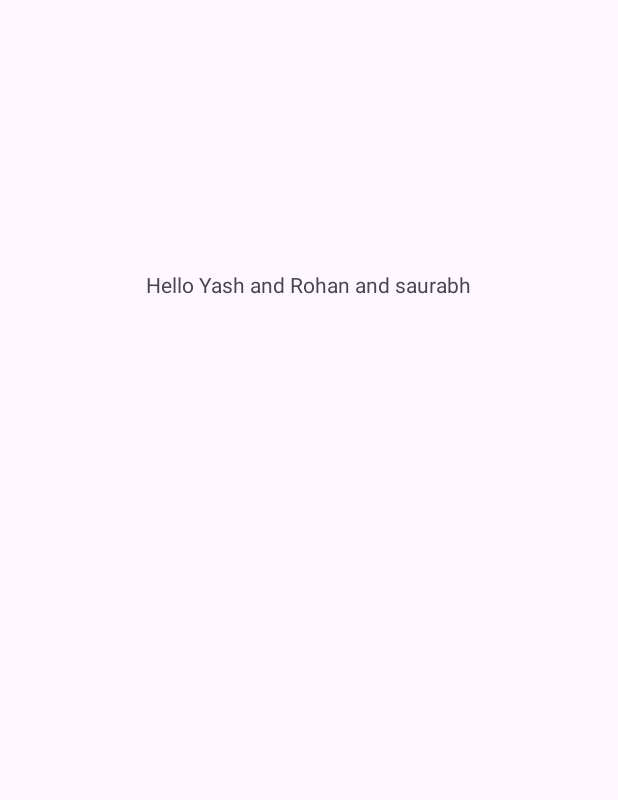
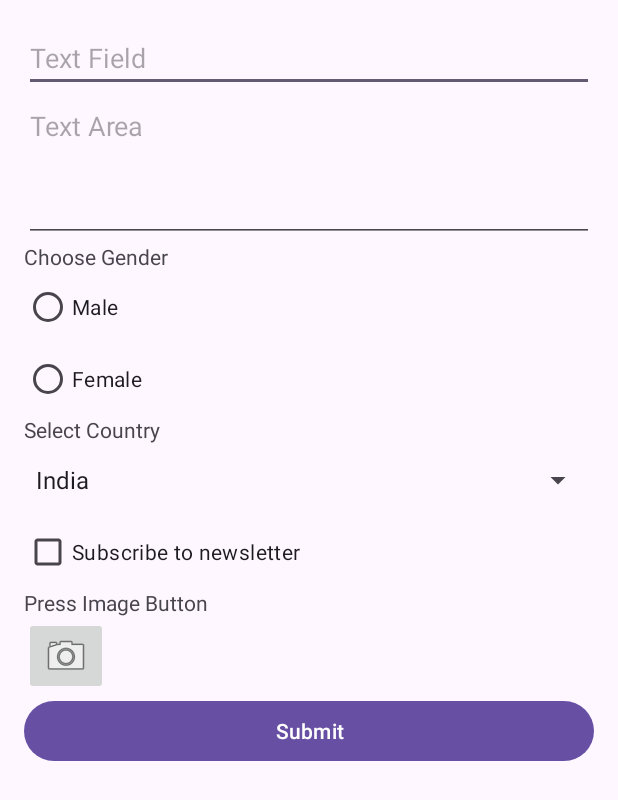
Before and after one commit to saurabh-gawade-29/MyFirstApplication, an Android app: the screen it shows after launch (MainActivity), on a phone screen of 412 x 824 dp. Shown: the top 800 px of the screen. Run offline under Robolectric (Android 15) with nearby library versions, the phone set to English and light mode, and no system bars.

Commit message:
form created

```diff
--- a/app/src/main/java/com/example/myfirstapplication/MainActivity.java
+++ b/app/src/main/java/com/example/myfirstapplication/MainActivity.java
@@ -1,24 +1,73 @@
 package com.example.myfirstapplication;
 
 import android.os.Bundle;
-
-import androidx.activity.EdgeToEdge;
+import android.view.View;
+import android.widget.*;
+import android.app.AlertDialog;
 import androidx.appcompat.app.AppCompatActivity;
-import androidx.core.graphics.Insets;
-import androidx.core.view.ViewCompat;
-import androidx.core.view.WindowInsetsCompat;
 
 public class MainActivity extends AppCompatActivity {
+
+    EditText editTextField, editTextArea;
+    RadioGroup radioGroup;
+    Spinner spinnerCountry;
+    CheckBox checkSubscribe;
+    ImageButton imageButton;
+    Button buttonSubmit;
+    String selectedImageButton = "Not pressed";
 
     @Override
     protected void onCreate(Bundle savedInstanceState) {
         super.onCreate(savedInstanceState);
-        EdgeToEdge.enable(this);
         setContentView(R.layout.activity_main);
-        ViewCompat.setOnApplyWindowInsetsListener(findViewById(R.id.main), (v, insets) -> {
-            Insets systemBars = insets.getInsets(WindowInsetsCompat.Type.systemBars());
-            v.setPadding(systemBars.left, systemBars.top, systemBars.right, systemBars.bottom);
-            return insets;
+
+        editTextField = findViewById(R.id.editTextField);
+        editTextArea = findViewById(R.id.editTextArea);
+        radioGroup = findViewById(R.id.radioGroup);
+        spinnerCountry = findViewById(R.id.spinnerCountry);
+        checkSubscribe = findViewById(R.id.checkSubscribe);
+        imageButton = findViewById(R.id.imageButton);
+        buttonSubmit = findViewById(R.id.buttonSubmit);
+
+        String[] countries = {"India", "USA", "UK"};
+        ArrayAdapter<String> adapter = new ArrayAdapter<>(this,
+                android.R.layout.simple_spinner_dropdown_item, countries);
+        spinnerCountry.setAdapter(adapter);
+
+        imageButton.setOnClickListener(new View.OnClickListener() {
+            @Override
+            public void onClick(View v) {
+                selectedImageButton = "Camera Image Button was pressed";
+                Toast.makeText(MainActivity.this, "ImageButton pressed", Toast.LENGTH_SHORT).show();
+            }
+        });
+
+        buttonSubmit.setOnClickListener(new View.OnClickListener() {
+            @Override
+            public void onClick(View view) {
+                String textField = editTextField.getText().toString();
+                String textArea = editTextArea.getText().toString();
+
+                int selectedRadioId = radioGroup.getCheckedRadioButtonId();
+                RadioButton selectedRadioButton = findViewById(selectedRadioId);
+                String gender = selectedRadioButton != null ? selectedRadioButton.getText().toString() : "None";
+
+                String country = spinnerCountry.getSelectedItem().toString();
+                String subscribe = checkSubscribe.isChecked() ? "Yes" : "No";
+
+                String message = "Text Field: " + textField +
+                        "\nText Area: " + textArea +
+                        "\nGender: " + gender +
+                        "\nCountry: " + country +
+                        "\nSubscribed: " + subscribe +
+                        "\nImageButton status: " + selectedImageButton;
+
+                new AlertDialog.Builder(MainActivity.this)
+                        .setTitle("Form Details")
+                        .setMessage(message)
+                        .setPositiveButton("OK", null)
+                        .show();
+            }
         });
     }
 }
--- a/app/src/main/res/layout/activity_main.xml
+++ b/app/src/main/res/layout/activity_main.xml
@@ -1,21 +1,86 @@
 <?xml version="1.0" encoding="utf-8"?>
-<androidx.constraintlayout.widget.ConstraintLayout xmlns:android="http://schemas.android.com/apk/res/android"
-    xmlns:app="http://schemas.android.com/apk/res-auto"
-    xmlns:tools="http://schemas.android.com/tools"
-    android:id="@+id/main"
+<ScrollView
+    xmlns:android="http://schemas.android.com/apk/res/android"
     android:layout_width="match_parent"
-    android:layout_height="match_parent"
-    tools:context=".MainActivity">
+    android:layout_height="match_parent">
+    <LinearLayout
+        android:layout_width="match_parent"
+        android:layout_height="wrap_content"
+        android:orientation="vertical"
+        android:padding="16dp">
 
-    <TextView
-        android:layout_width="wrap_content"
-        android:layout_height="wrap_content"
-        android:text="Hello Yash and Rohan and saurabh"
-        app:layout_constraintBottom_toBottomOf="parent"
-        app:layout_constraintEnd_toEndOf="parent"
-        app:layout_constraintHorizontal_bias="0.497"
-        app:layout_constraintStart_toStartOf="parent"
-        app:layout_constraintTop_toTopOf="parent"
-        app:layout_constraintVertical_bias="0.224" />
+        <!-- TextField (Single-line EditText) -->
+        <EditText
+            android:id="@+id/editTextField"
+            android:layout_width="match_parent"
+            android:layout_height="wrap_content"
+            android:hint="Text Field"/>
 
-</androidx.constraintlayout.widget.ConstraintLayout>
+        <!-- TextArea (Multi-line EditText) -->
+        <EditText
+            android:id="@+id/editTextArea"
+            android:layout_width="match_parent"
+            android:layout_height="100dp"
+            android:hint="Text Area"
+            android:gravity="top"
+            android:inputType="textMultiLine"
+            android:lines="4"/>
+
+        <!-- RadioGroup (Radio Buttons) -->
+        <TextView
+            android:layout_width="wrap_content"
+            android:layout_height="wrap_content"
+            android:text="Choose Gender"/>
+        <RadioGroup
+            android:id="@+id/radioGroup"
+            android:layout_width="wrap_content"
+            android:layout_height="wrap_content">
+            <RadioButton
+                android:id="@+id/radioMale"
+                android:layout_width="wrap_content"
+                android:layout_height="wrap_content"
+                android:text="Male"/>
+            <RadioButton
+                android:id="@+id/radioFemale"
+                android:layout_width="wrap_content"
+                android:layout_height="wrap_content"
+                android:text="Female"/>
+        </RadioGroup>
+
+        <!-- Select Input (Spinner) -->
+        <TextView
+            android:layout_width="wrap_content"
+            android:layout_height="wrap_content"
+            android:text="Select Country"/>
+        <Spinner
+            android:id="@+id/spinnerCountry"
+            android:layout_width="match_parent"
+            android:layout_height="wrap_content"/>
+
+        <!-- Checkbox -->
+        <CheckBox
+            android:id="@+id/checkSubscribe"
+            android:layout_width="wrap_content"
+            android:layout_height="wrap_content"
+            android:text="Subscribe to newsletter"/>
+
+        <!-- ImageButton -->
+        <TextView
+            android:layout_width="wrap_content"
+            android:layout_height="wrap_content"
+            android:text="Press Image Button"/>
+        <ImageButton
+            android:id="@+id/imageButton"
+            android:layout_width="wrap_content"
+            android:layout_height="wrap_content"
+            android:src="@android:drawable/ic_menu_camera"
+            android:contentDescription="Camera"/>
+
+        <!-- Button -->
+        <Button
+            android:id="@+id/buttonSubmit"
+            android:layout_width="match_parent"
+            android:layout_height="wrap_content"
+            android:text="Submit"/>
+    </LinearLayout>
+</ScrollView>
```
